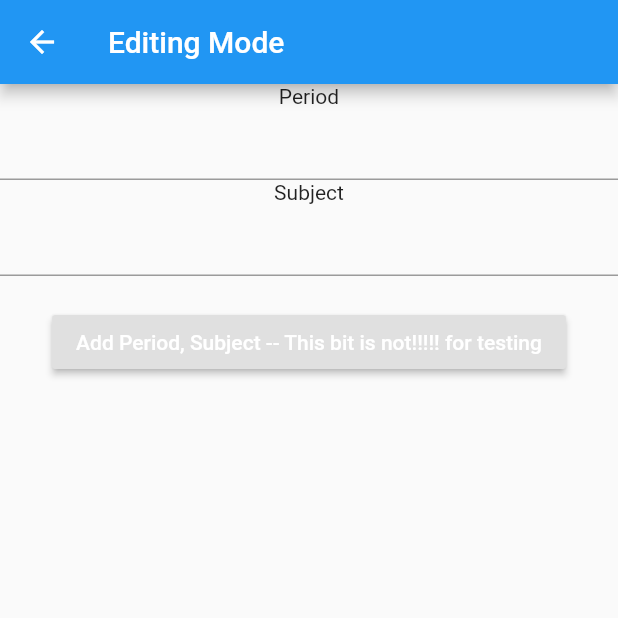
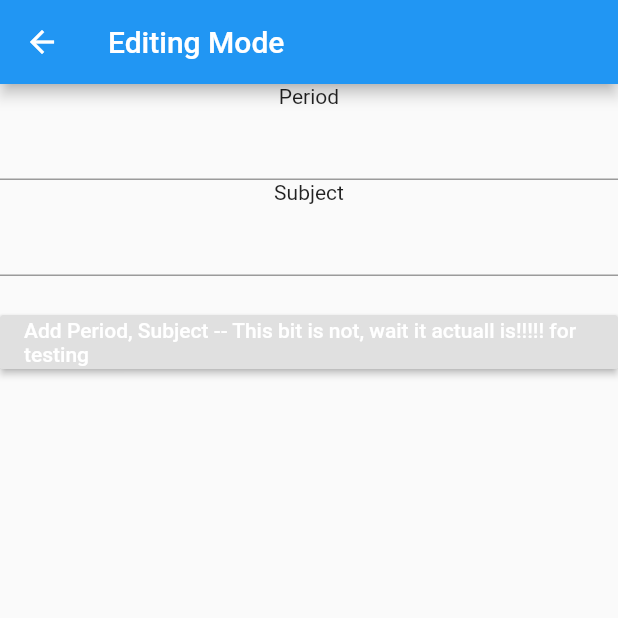
Before and after one commit to Batman08/Timetable, a Flutter app: the EditingPage screen opened by its route, on a phone screen of 412 x 824 dp, the top half of it. Run offline on Flutter 3.47's test engine with Material 2 defaults, Android fonts, the phone set to English and light mode, and no system bars.

Commit message:
Testing Still

```diff
--- a/lib/Pages/EditingPage.dart
+++ b/lib/Pages/EditingPage.dart
@@ -32,7 +32,7 @@ class EditingPageState extends State<EditingPage>{
           ),
           new Padding(padding: new EdgeInsets.only(top: 20.0)),
           new RaisedButton(
-            child: new Text("Add Period, Subject -- This bit is not!!!!! for testing"),
+            child: new Text("Add Period, Subject -- This bit is not, wait it actuall is!!!!! for testing"),
             onPressed: () => null,
             colorBrightness: Brightness.dark,
           )
```
